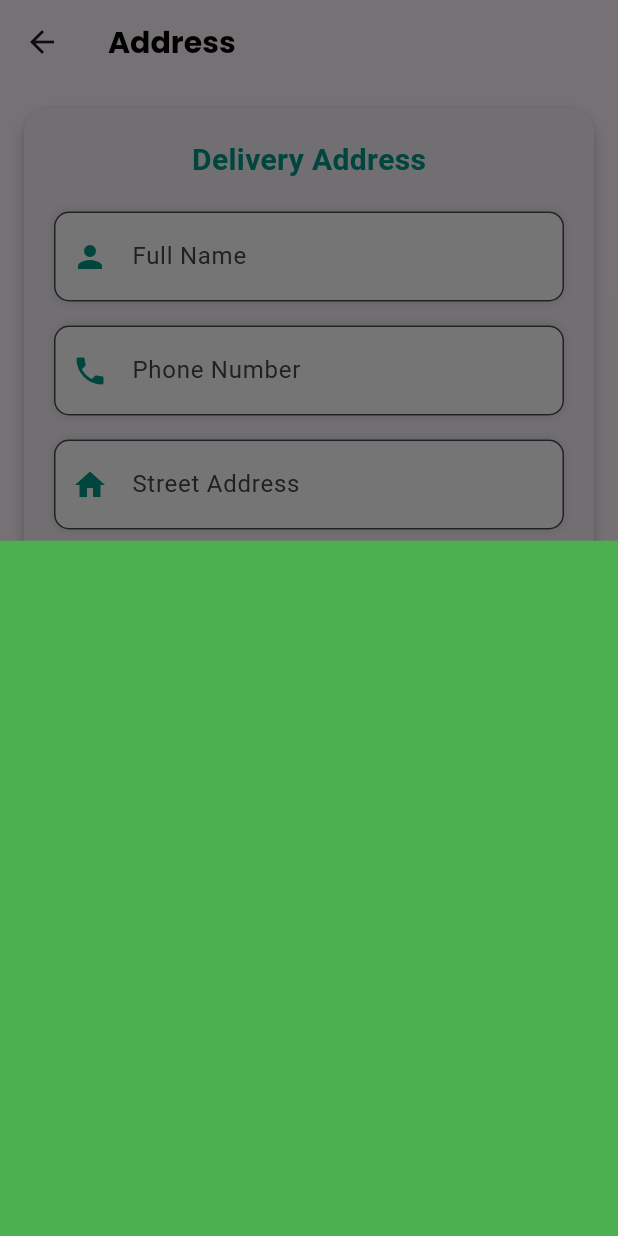
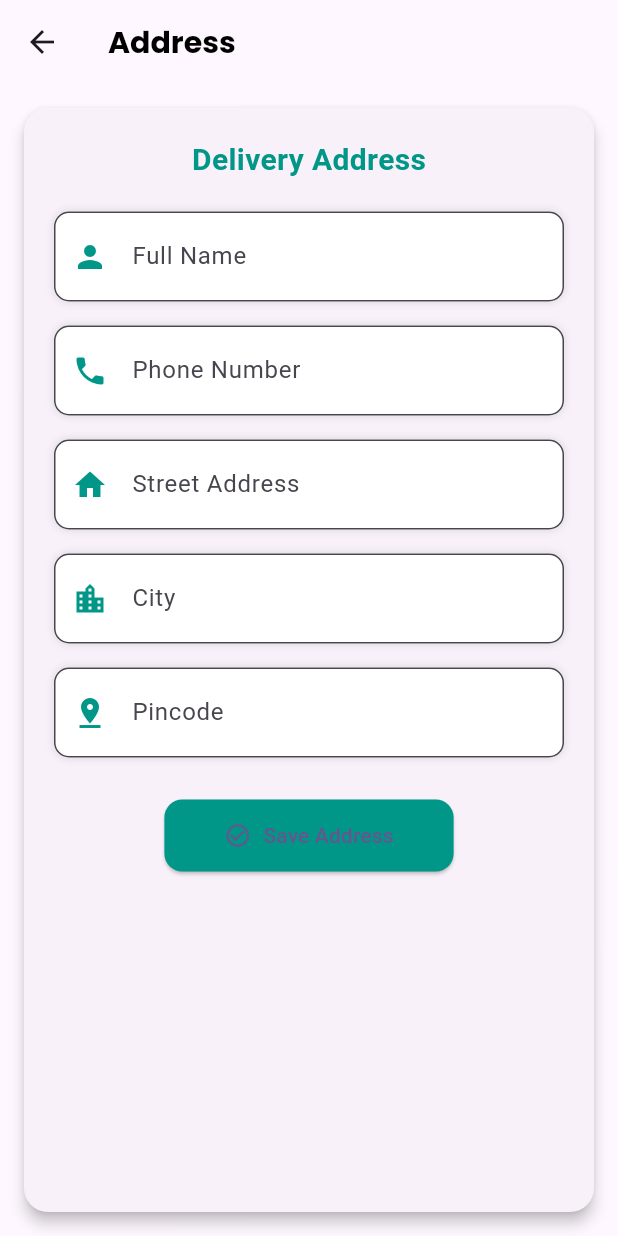
Before and after one commit to Avinash1705/blinkit, a Flutter app: the AddressInputForm screen opened directly, after a tap on "Save Address", on a phone screen of 412 x 824 dp. Run offline on Flutter 3.47's test engine with Material 3 defaults, Android fonts, the phone set to English and light mode, and no system bars; our stand-ins replace get; missing offline and left inert: dart:js; network calls fail.

Commit message:
address and checkout fixed

```diff
--- a/lib/controllers/addressController.dart
+++ b/lib/controllers/addressController.dart
@@ -7,7 +7,7 @@ class AddressController extends ChangeNotifier {
 
   void saveAddress(String address) {
     _address = address;
-    address = "avi test address";
+    // address = "avi test address";
     print("addressMow $address");
     notifyListeners();
   }
--- a/lib/ui/address/addressScreen.dart
+++ b/lib/ui/address/addressScreen.dart
@@ -32,8 +32,6 @@ class _AddressInputFormState extends State<AddressInputForm> {
     TextInputType inputType,
     String? Function(String?) validator,
   ) {
-    var addressController = Provider.of<AddressController>(context);
-    addressController.saveAddress(address);
     return Container(
       margin: const EdgeInsets.symmetric(vertical: 8),
       decoration: BoxDecoration(
@@ -62,7 +60,9 @@ class _AddressInputFormState extends State<AddressInputForm> {
     var addressController = Provider.of<AddressController>(context);
     return Scaffold(
       appBar: AppBar(
-        leading: InkWell(onTap:()=>Get.off(BottomNavScreen()),child: Icon(Icons.arrow_back)),
+        leading: InkWell(
+            onTap: () => Get.off(BottomNavScreen()),
+            child: Icon(Icons.arrow_back)),
         title: UiHelper.CustomText(
             text: "Address",
             color: Colors.black,
@@ -122,11 +122,11 @@ class _AddressInputFormState extends State<AddressInputForm> {
                     print("onsubmit${address}");
                     address = "avi test address222";
                     addressController.saveAddress(address);
-                    Get.bottomSheet(
-                        Container(
-                          color: Colors.green,
-                        ),
-                        enterBottomSheetDuration: Duration(milliseconds: 900));
+                    // Get.bottomSheet(
+                    //     Container(
+                    //       color: Colors.green,
+                    //     ),
+                    //     enterBottomSheetDuration: Duration(milliseconds: 900));
                   },
                   icon: Icon(Icons.check_circle_outline),
                   label: Text("Save Address"),
--- a/lib/ui/cart/cartScreen.dart
+++ b/lib/ui/cart/cartScreen.dart
@@ -7,21 +7,26 @@ import 'package:swiggy/controllers/cartController.dart';
 import 'package:swiggy/ui/widgets/uihelper.dart';
 
 import '../address/addressScreen.dart';
+import '../widgets/bottomCheckout.dart';
 import '../widgets/customAppBar.dart';
 
 class CartScreen extends StatelessWidget {
+  CartScreen({super.key});
+
   TextEditingController searchController = TextEditingController();
 
-  CartScreen({super.key});
+
+  final ScrollController scrollController = ScrollController();
 
   @override
   Widget build(BuildContext context) {
     var cartController = Provider.of<CartController>(context);
     var addressController = Provider.of<AddressController>(context);
 
-    return SingleChildScrollView(
+    return Stack(children: [
+      SingleChildScrollView(
         child: SizedBox(
-        height: MediaQuery.of(context).size.height * 2,
+          height: MediaQuery.of(context).size.height * 1.3,
           child: Scaffold(
             body: Column(
               children: [
@@ -29,9 +34,8 @@ class CartScreen extends StatelessWidget {
                 SizedBox(height: 20),
                 cartController.itemCount <= 0
                     ? UiHelper.CustomImage(img: "cart.png")
-                  : Expanded(
-                      flex: 2,
-                      child: SizedBox(
+                    : SizedBox(
+                        height: 400,
                         child: ListView.builder(
                           itemCount: cartController.itemCount,
                           itemBuilder: (context, index) {
@@ -86,7 +90,6 @@ class CartScreen extends StatelessWidget {
                             );
                           },
                         )),
-                    ),
                 SizedBox(height: 20),
                 Container(
                   margin: EdgeInsets.only(left: 5, right: 5),
@@ -97,32 +100,32 @@ class CartScreen extends StatelessWidget {
                       color: Colors.black12),
                   child: Column(
                     children: [
-                    UiHelper.CustomText(
-                        text: cartController.totalAmount.toString(),
-                        color: Colors.red,
-                        fontWeight: FontWeight.bold,
-                        fontsize: 20,
-                        fontfamily: "bold"),
-                    InkWell(
-                      onTap: () {
-                        Get.to(AddressInputForm(
-                          onAddressSaved: (String address) {},
-                        ));
-                        /*   AddressInputForm(
-                          onAddressSaved: (address) {
-                            print("Saved address: $address");
-                            // You can store or display this in cart summary
-                          },
-                        );*/
-                      },
-                      child: UiHelper.CustomText(
-                          text:
-                              "Current Add${addressController.address.toString()}",
-                          color: Colors.green,
-                          fontWeight: FontWeight.bold,
-                          fontsize: 20,
-                          fontfamily: "bold"),
-                    )
+                      // UiHelper.CustomText(
+                      //     text: cartController.totalAmount.toString(),
+                      //     color: Colors.red,
+                      //     fontWeight: FontWeight.bold,
+                      //     fontsize: 20,
+                      //     fontfamily: "bold"),
+                      // InkWell(
+                      //   onTap: () {
+                      //     Get.to(AddressInputForm(
+                      //       onAddressSaved: (String address) {},
+                      //     ));
+                      //     /*   AddressInputForm(
+                      //   onAddressSaved: (address) {
+                      //     print("Saved address: $address");
+                      //     // You can store or display this in cart summary
+                      //   },
+                      // );*/
+                      //   },
+                      //   child: UiHelper.CustomText(
+                      //       text:
+                      //           "Current Add${addressController.address.toString()}",
+                      //       color: Colors.green,
+                      //       fontWeight: FontWeight.bold,
+                      //       fontsize: 20,
+                      //       fontfamily: "bold"),
+                      // )
                     ],
                   ),
                 ),
@@ -298,50 +301,53 @@ class CartScreen extends StatelessWidget {
                     ),
                   ],
                 ),
-              ElevatedButton(
-                  onPressed: () {
-                    showModalBottomSheet(
-                      context: context,
-                      shape: RoundedRectangleBorder(
-                        borderRadius:
-                            BorderRadius.vertical(top: Radius.circular(20)),
-                      ),
-                      backgroundColor: Colors.white,
-                      builder: (BuildContext context) {
-                        return Padding(
-                          padding: const EdgeInsets.all(16.0),
-                          child: Column(
-                            mainAxisSize: MainAxisSize.min,
-                            children: <Widget>[
-                              Text("Select an option",
-                                  style: TextStyle(fontSize: 18)),
-                              ListTile(
-                                leading: Icon(Icons.camera_alt),
-                                title: Text("Camera"),
-                                onTap: () {
-                                  Navigator.pop(context);
-                                  // handle camera action
-                                },
-                              ),
-                              ListTile(
-                                leading: Icon(Icons.photo),
-                                title: Text("Gallery"),
-                                onTap: () {
-                                  Navigator.pop(context);
-                                  // handle gallery action
-                                },
-                              ),
+                // ElevatedButton(
+                //     onPressed: () {
+                //       showModalBottomSheet(
+                //         context: context,
+                //         shape: RoundedRectangleBorder(
+                //           borderRadius:
+                //               BorderRadius.vertical(top: Radius.circular(20)),
+                //         ),
+                //         backgroundColor: Colors.white,
+                //         builder: (BuildContext context) {
+                //           return Padding(
+                //             padding: const EdgeInsets.all(16.0),
+                //             child: Column(
+                //               mainAxisSize: MainAxisSize.min,
+                //               children: <Widget>[
+                //                 Text("Select an option",
+                //                     style: TextStyle(fontSize: 18)),
+                //                 ListTile(
+                //                   leading: Icon(Icons.camera_alt),
+                //                   title: Text("Camera"),
+                //                   onTap: () {
+                //                     Navigator.pop(context);
+                //                     // handle camera action
+                //                   },
+                //                 ),
+                //                 ListTile(
+                //                   leading: Icon(Icons.photo),
+                //                   title: Text("Gallery"),
+                //                   onTap: () {
+                //                     Navigator.pop(context);
+                //                     // handle gallery action
+                //                   },
+                //                 ),
+                //               ],
+                //             ),
+                //           );
+                //         },
+                //       );
+                //     },
+                //     child: Text("bott")),
               ],
             ),
-                        );
-                      },
-                    );
-                  },
-                  child: Text("bott")),
-            ],
+            // bottomNavigationBar: CheckoutScreen(),
           ),
         ),
       ),
-    );
+      Positioned(bottom: 0, child: CheckoutScreen())
+    ]);
   }
 }
--- a/lib/ui/home/homeScreen.dart
+++ b/lib/ui/home/homeScreen.dart
@@ -1,4 +1,3 @@
-import 'dart:math';
 
 import 'package:flutter/cupertino.dart';
 import 'package:flutter/material.dart';
@@ -6,7 +5,6 @@ import 'package:flutter/widgets.dart';
 import 'package:get/get.dart';
 import 'package:provider/provider.dart';
 import 'package:swiggy/controllers/cartController.dart';
-import 'package:swiggy/ui/widgets/customAppBar.dart';
 
 import '../../controllers/appDetails/appDetails.dart';
 import '../widgets/uihelper.dart';
--- /dev/null
+++ b/lib/ui/widgets/bottomCheckout.dart
@@ -0,0 +1,74 @@
+import 'package:flutter/cupertino.dart';
+import 'package:flutter/material.dart';
+import 'package:get/get.dart';
+import 'package:provider/provider.dart';
+import 'package:swiggy/ui/address/addressScreen.dart';
+
+import '../../controllers/addressController.dart';
+import '../../controllers/cartController.dart';
+
+class CheckoutScreen extends StatelessWidget {
+  @override
+  Widget build(BuildContext context) {
+    var cartController = Provider.of<CartController>(context);
+    var addressController = Provider.of<AddressController>(context);
+    return Container(
+      width: MediaQuery.of(context).size.width,
+      padding: EdgeInsets.symmetric(horizontal: 16, vertical: 12),
+      decoration: BoxDecoration(
+        color: Colors.white,
+        border: Border(top: BorderSide(color: Colors.grey.shade300)),
+        boxShadow: [BoxShadow(color: Colors.black12, blurRadius: 4)],
+      ),
+      child: Row(
+        mainAxisAlignment: MainAxisAlignment.spaceBetween,
+        children: [
+          Column(
+            crossAxisAlignment: CrossAxisAlignment.start,
+            mainAxisSize: MainAxisSize.min,
+            children: [
+              Row(
+                children: [
+                  Text(addressController.address,
+                      style: TextStyle(fontSize: 14, color: Colors.grey)),
+                ],
+              ),
+              SizedBox(
+                height: 20,
+              ),
+              Text("Total", style: TextStyle(fontSize: 14, color: Colors.grey)),
+              Text("${cartController.totalAmount}",
+                  style: TextStyle(fontSize: 18, fontWeight: FontWeight.bold)),
+            ],
+          ),
+          Column(
+            children: [
+              InkWell(
+                onTap: () {
+                  Get.to(AddressInputForm(
+                    onAddressSaved: (String address) {},
+                  ));
+                },
+                child: Text("change",
+                    style: TextStyle(fontSize: 14, color: Colors.green)),
+              ),
+              SizedBox(height: 20,),
+              ElevatedButton(
+                onPressed: () {
+                  // Navigate to checkout page
+                },
+                style: ElevatedButton.styleFrom(
+                  backgroundColor: Colors.green,
+                  padding: EdgeInsets.symmetric(horizontal: 32, vertical: 12),
+                  shape: RoundedRectangleBorder(
+                      borderRadius: BorderRadius.circular(8)),
+                ),
+                child: Text("Checkout", style: TextStyle(fontSize: 16)),
+              ),
+            ],
+          ),
+        ],
+      ),
+    );
+  }
+}
```
Lines whose indentation alone changed are shown as unchanged.
